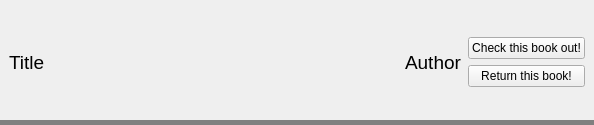
The window that bookwidget.ui (sbadame/checkout) describes before a commit, drawn with Qt 5.
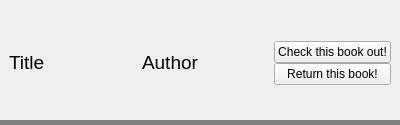
The same window after the commit.

Commit message: Spacing is getting better

Patch:
```diff
--- a/bookwidget.ui
+++ b/bookwidget.ui
@@ -6,7 +6,7 @@
    <rect>
     <x>0</x>
     <y>0</y>
-    <width>594</width>
+    <width>400</width>
     <height>125</height>
    </rect>
   </property>
@@ -18,7 +18,7 @@
   </property>
   <property name="maximumSize">
    <size>
-    <width>594</width>
+    <width>400</width>
     <height>16777215</height>
    </size>
   </property>
@@ -37,7 +37,7 @@
   <property name="styleSheet">
    <string notr="true"> border-bottom: 5px solid gray;</string>
   </property>
-  <layout class="QGridLayout" name="gridLayout">
+  <layout class="QGridLayout" name="gridLayout" columnstretch="1,0">
    <property name="sizeConstraint">
     <enum>QLayout::SetMaximumSize</enum>
    </property>
@@ -68,9 +68,30 @@
        <number>0</number>
       </property>
       <item>
-       <layout class="QHBoxLayout" name="horizontalLayout" stretch="1,0,0">
+       <layout class="QHBoxLayout" name="horizontalLayout" stretch="1,1,0">
+        <property name="spacing">
+         <number>0</number>
+        </property>
         <item>
          <widget class="QLabel" name="title">
+          <property name="sizePolicy">
+           <sizepolicy hsizetype="Expanding" vsizetype="Preferred">
+            <horstretch>0</horstretch>
+            <verstretch>0</verstretch>
+           </sizepolicy>
+          </property>
+          <property name="minimumSize">
+           <size>
+            <width>5</width>
+            <height>5</height>
+           </size>
+          </property>
+          <property name="maximumSize">
+           <size>
+            <width>800</width>
+            <height>16777215</height>
+           </size>
+          </property>
           <property name="text">
            <string>Title</string>
           </property>
@@ -78,9 +99,21 @@
         </item>
         <item>
          <widget class="QLabel" name="author">
+          <property name="maximumSize">
+           <size>
+            <width>250</width>
+            <height>16777215</height>
+           </size>
+          </property>
           <property name="text">
            <string>Author</string>
           </property>
+          <property name="textFormat">
+           <enum>Qt::RichText</enum>
+          </property>
+          <property name="scaledContents">
+           <bool>true</bool>
+          </property>
          </widget>
         </item>
         <item>
```
The commit also changes 1 other file.
